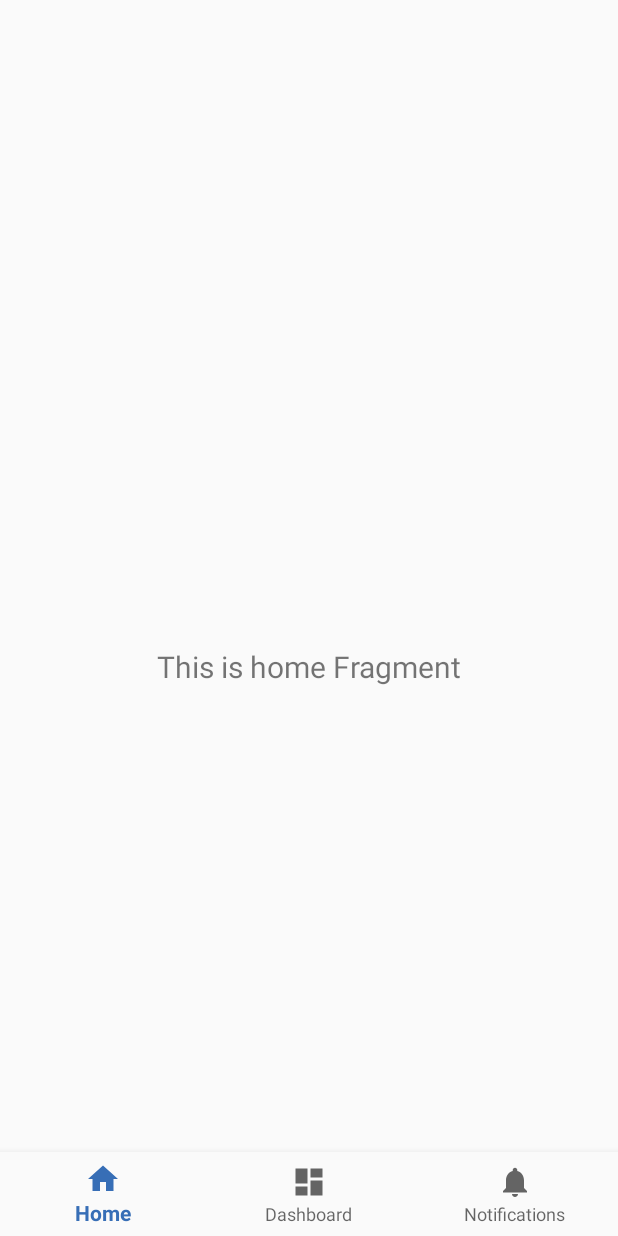
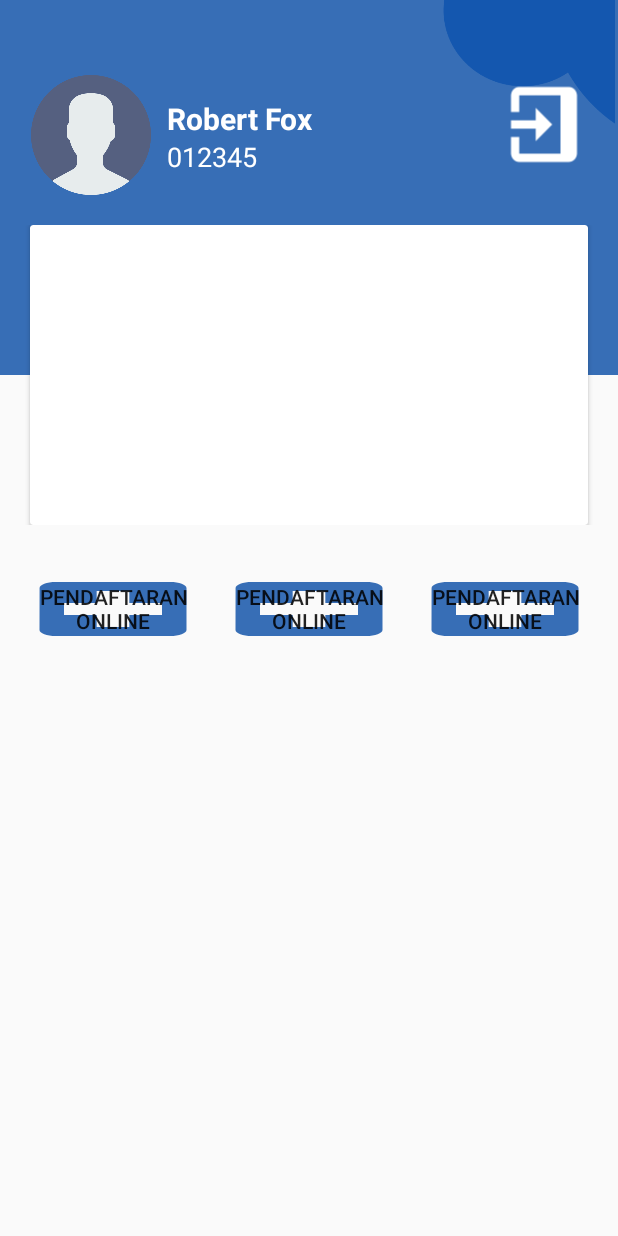
Before and after one commit to krproject711/ApamRSMM, an Android app: the BerandaActivity screen opened directly, with no data from a screen before it, on a phone screen of 412 x 824 dp. Run offline under Robolectric (Android 15) with nearby library versions, the phone set to English and light mode, and no system bars; our stand-ins replace navigation-ui; Roboto replaces fonts that are not available here.

Commit message:
Pembaharuan Beranda

```diff
--- a/app/build.gradle
+++ b/app/build.gradle
@@ -40,8 +40,6 @@ dependencies {
     implementation "org.jetbrains.kotlin:kotlin-stdlib:$kotlin_version"
     implementation 'androidx.core:core-ktx:1.3.2'
     implementation 'androidx.appcompat:appcompat:1.2.0'
-    implementation 'com.android.support.appcompat-v7:26.1.0'
-    implementation 'com.android.support.design:26.1.0'
     implementation 'androidx.constraintlayout:constraintlayout:2.0.4'
     implementation 'com.google.android.material:material:1.2.1'
     implementation 'androidx.navigation:navigation-fragment-ktx:2.3.1'
--- a/app/src/main/java/com/example/apamproject/BerandaActivity.kt
+++ b/app/src/main/java/com/example/apamproject/BerandaActivity.kt
@@ -3,27 +3,21 @@ package com.example.apamproject
 import android.os.Bundle
 import com.google.android.material.bottomnavigation.BottomNavigationView
 import androidx.appcompat.app.AppCompatActivity
+import androidx.fragment.app.Fragment
 import androidx.navigation.findNavController
 import androidx.navigation.ui.AppBarConfiguration
 import androidx.navigation.ui.setupActionBarWithNavController
 import androidx.navigation.ui.setupWithNavController
+import com.example.apamproject.ui.dashboard.DashboardFragment
+import com.example.apamproject.ui.home.HomeFragment
+import com.example.apamproject.ui.notifications.NotificationsFragment
 
 class BerandaActivity : AppCompatActivity() {
 
     override fun onCreate(savedInstanceState: Bundle?) {
         super.onCreate(savedInstanceState)
         setContentView(R.layout.activity_beranda)
-        val navView: BottomNavigationView = findViewById(R.id.nav_view)
 
-        val navController = findNavController(R.id.nav_host_fragment)
-        // Passing each menu ID as a set of Ids because each
-        // menu should be considered as top level destinations.
-        val appBarConfiguration = AppBarConfiguration(
-            setOf(
-                R.id.navigation_home, R.id.navigation_dashboard, R.id.navigation_notifications
-            )
-        )
-        setupActionBarWithNavController(navController, appBarConfiguration)
-        navView.setupWithNavController(navController)
     }
+
 }
--- /dev/null
+++ b/app/src/main/res/drawable/ic_baseline_date_range_24.xml
@@ -0,0 +1,5 @@
+<vector android:height="24dp" android:tint="#376EB6"
+    android:viewportHeight="24" android:viewportWidth="24"
+    android:width="24dp" xmlns:android="http://schemas.android.com/apk/res/android">
+    <path android:fillColor="@android:color/white" android:pathData="M9,11L7,11v2h2v-2zM13,11h-2v2h2v-2zM17,11h-2v2h2v-2zM19,4h-1L18,2h-2v2L8,4L8,2L6,2v2L5,4c-1.11,0 -1.99,0.9 -1.99,2L3,20c0,1.1 0.89,2 2,2h14c1.1,0 2,-0.9 2,-2L21,6c0,-1.1 -0.9,-2 -2,-2zM19,20L5,20L5,9h14v11z"/>
+</vector>
--- /dev/null
+++ b/app/src/main/res/drawable/ic_baseline_dvr_24.xml
@@ -0,0 +1,5 @@
+<vector android:height="24dp" android:tint="#376EB6"
+    android:viewportHeight="24" android:viewportWidth="24"
+    android:width="24dp" xmlns:android="http://schemas.android.com/apk/res/android">
+    <path android:fillColor="@android:color/white" android:pathData="M21,3L3,3c-1.1,0 -2,0.9 -2,2v12c0,1.1 0.9,2 2,2h5v2h8v-2h5c1.1,0 1.99,-0.9 1.99,-2L23,5c0,-1.1 -0.9,-2 -2,-2zM21,17L3,17L3,5h18v12zM19,8L8,8v2h11L19,8zM19,12L8,12v2h11v-2zM7,8L5,8v2h2L7,8zM7,12L5,12v2h2v-2z"/>
+</vector>
--- /dev/null
+++ b/app/src/main/res/drawable/ic_baseline_local_hospital_24.xml
@@ -0,0 +1,5 @@
+<vector android:height="24dp" android:tint="#376EB6"
+    android:viewportHeight="24" android:viewportWidth="24"
+    android:width="24dp" xmlns:android="http://schemas.android.com/apk/res/android">
+    <path android:fillColor="@android:color/white" android:pathData="M19,3L5,3c-1.1,0 -1.99,0.9 -1.99,2L3,19c0,1.1 0.9,2 2,2h14c1.1,0 2,-0.9 2,-2L21,5c0,-1.1 -0.9,-2 -2,-2zM18,14h-4v4h-4v-4L6,14v-4h4L10,6h4v4h4v4z"/>
+</vector>
--- /dev/null
+++ b/app/src/main/res/drawable/ic_baseline_open_in_browser_24.xml
@@ -0,0 +1,5 @@
+<vector android:height="24dp" android:tint="#FFFFFF"
+    android:viewportHeight="24" android:viewportWidth="24"
+    android:width="24dp" xmlns:android="http://schemas.android.com/apk/res/android">
+    <path android:fillColor="@android:color/white" android:pathData="M19,4L5,4c-1.11,0 -2,0.9 -2,2v12c0,1.1 0.89,2 2,2h4v-2L5,18L5,8h14v10h-4v2h4c1.1,0 2,-0.9 2,-2L21,6c0,-1.1 -0.89,-2 -2,-2zM12,10l-4,4h3v6h2v-6h3l-4,-4z"/>
+</vector>
--- a/app/src/main/res/layout/activity_beranda.xml
+++ b/app/src/main/res/layout/activity_beranda.xml
@@ -1,33 +1,145 @@
 <?xml version="1.0" encoding="utf-8"?>
 <androidx.constraintlayout.widget.ConstraintLayout xmlns:android="http://schemas.android.com/apk/res/android"
     xmlns:app="http://schemas.android.com/apk/res-auto"
-    android:id="@+id/container"
+    xmlns:tools="http://schemas.android.com/tools"
     android:layout_width="match_parent"
-    android:layout_height="match_parent"
-    android:paddingTop="?attr/actionBarSize">
+    android:layout_height="match_parent">
 
-    <com.google.android.material.bottomnavigation.BottomNavigationView
-        android:id="@+id/nav_view"
-        android:layout_width="0dp"
-        android:layout_height="wrap_content"
-        android:layout_marginStart="0dp"
-        android:layout_marginEnd="0dp"
-        android:background="?android:attr/windowBackground"
-        app:layout_constraintBottom_toBottomOf="parent"
-        app:layout_constraintLeft_toLeftOf="parent"
-        app:layout_constraintRight_toRightOf="parent"
-        app:menu="@menu/bottom_nav_menu" />
-
-    <fragment
-        android:id="@+id/nav_host_fragment"
-        android:name="androidx.navigation.fragment.NavHostFragment"
+    <ScrollView
+        android:id="@+id/scrollView2"
         android:layout_width="match_parent"
         android:layout_height="match_parent"
-        app:defaultNavHost="true"
-        app:layout_constraintBottom_toTopOf="@id/nav_view"
-        app:layout_constraintLeft_toLeftOf="parent"
-        app:layout_constraintRight_toRightOf="parent"
-        app:layout_constraintTop_toTopOf="parent"
-        app:navGraph="@navigation/mobile_navigation" />
+        app:layout_constraintBottom_toBottomOf="parent"
+        app:layout_constraintEnd_toEndOf="parent"
+        app:layout_constraintStart_toStartOf="parent"
+        app:layout_constraintTop_toTopOf="parent">
+
+        <LinearLayout
+            android:id="@+id/layout"
+            android:layout_width="match_parent"
+            android:layout_height="wrap_content"
+            android:orientation="vertical">
+
+            <FrameLayout
+                android:id="@+id/frame"
+                android:layout_width="match_parent"
+                android:layout_height="372dp">
+
+                <ImageView
+                    android:id="@+id/header"
+                    android:layout_width="match_parent"
+                    android:layout_height="250dp"
+                    android:adjustViewBounds="false"
+                    android:background="#376EB6"
+                    android:scaleType="fitCenter" />
+
+                <ImageView
+                    android:id="@+id/eclipse"
+                    android:layout_width="120dp"
+                    android:layout_height="103dp"
+                    android:layout_gravity="right"
+                    app:srcCompat="@drawable/eclipse" />
+
+                <LinearLayout
+                    android:id="@+id/linierV"
+                    android:layout_width="376dp"
+                    android:layout_height="85dp"
+                    android:layout_marginLeft="20dp"
+                    android:layout_marginTop="50dp"
+                    android:orientation="horizontal">
+
+                    <ImageView
+                        android:id="@+id/imageView4"
+                        android:layout_width="15dp"
+                        android:layout_height="80dp"
+                        android:layout_weight="1"
+                        app:srcCompat="@drawable/user" />
+
+                    <LinearLayout
+                        android:layout_width="152dp"
+                        android:layout_height="match_parent"
+                        android:layout_marginLeft="10dp"
+                        android:layout_marginTop="15dp"
+                        android:layout_weight="1"
+                        android:orientation="vertical">
+
+                        <TextView
+                            android:id="@+id/nama"
+                            android:layout_width="match_parent"
+                            android:layout_height="8dp"
+                            android:layout_weight="1"
+                            android:text="Robert Fox"
+                            android:textColor="#FFFFFF"
+                            android:textSize="20sp"
+                            android:textStyle="bold" />
+
+                        <TextView
+                            android:id="@+id/no_rm"
+                            android:layout_width="match_parent"
+                            android:layout_height="wrap_content"
+                            android:layout_weight="1"
+                            android:text="012345"
+                            android:textColor="#FFFFFF"
+                            android:textSize="18sp" />
+                    </LinearLayout>
+
+                    <Button
+                        android:id="@+id/button"
+                        android:layout_width="0dp"
+                        android:layout_height="66dp"
+                        android:layout_weight="1"
+                        android:background="@drawable/ic_baseline_open_in_browser_24"
+                        android:rotation="90" />
+
+                </LinearLayout>
+
+                <LinearLayout
+                    android:layout_width="match_parent"
+                    android:layout_height="200dp"
+                    android:layout_marginTop="150dp"
+                    android:orientation="vertical">
+
+                    <androidx.cardview.widget.CardView
+                        android:layout_width="match_parent"
+                        android:layout_height="match_parent"
+                        android:layout_marginStart="20dp"
+                        android:layout_marginEnd="20dp" />
+                </LinearLayout>
+
+            </FrameLayout>
+
+            <LinearLayout
+                android:layout_width="match_parent"
+                android:layout_height="100dp"
+                android:orientation="horizontal"
+                android:padding="10dp">
+
+                <Button
+                    android:id="@+id/daftar"
+                    android:layout_width="wrap_content"
+                    android:layout_height="wrap_content"
+                    android:layout_weight="1"
+                    android:background="@drawable/ic_baseline_local_hospital_24"
+                    android:text="Pendaftaran Online" />
+
+                <Button
+                    android:id="@+id/daftar2"
+                    android:layout_width="wrap_content"
+                    android:layout_height="wrap_content"
+                    android:layout_weight="1"
+                    android:background="@drawable/ic_baseline_local_hospital_24"
+                    android:text="Pendaftaran Online" />
+
+                <Button
+                    android:id="@+id/daftar3"
+                    android:layout_width="wrap_content"
+                    android:layout_height="wrap_content"
+                    android:layout_weight="1"
+                    android:background="@drawable/ic_baseline_local_hospital_24"
+                    android:text="Pendaftaran Online" />
+            </LinearLayout>
+
+        </LinearLayout>
+    </ScrollView>
 
 </androidx.constraintlayout.widget.ConstraintLayout>
```
